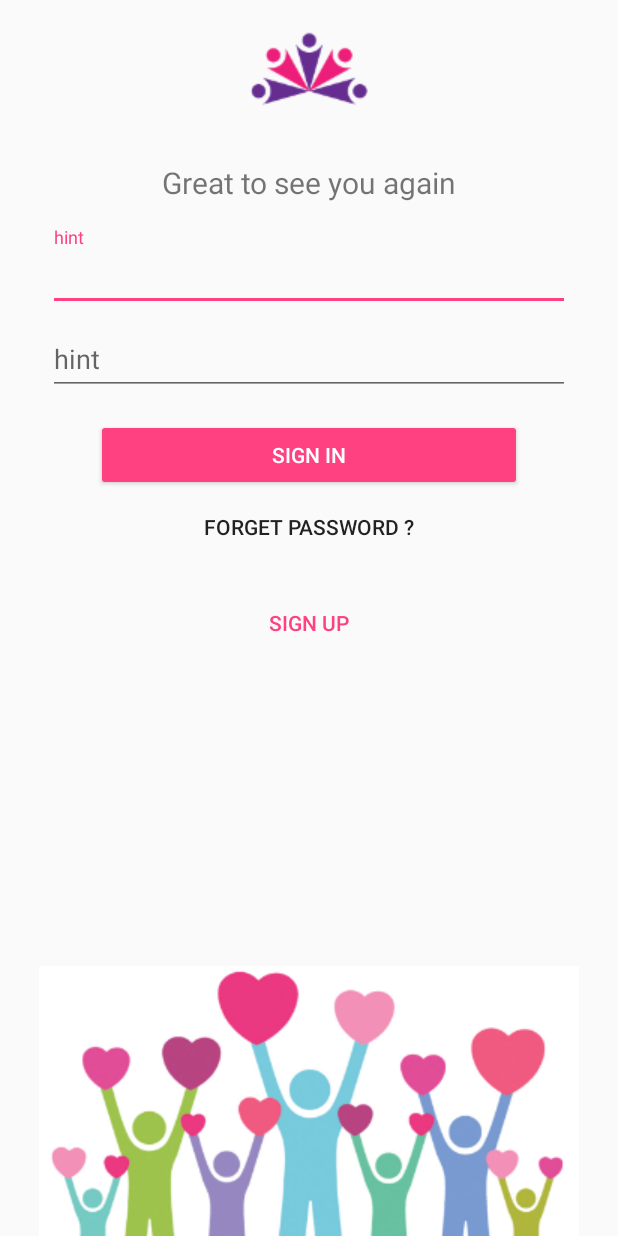
After one commit to MahmoodAliL/volunteer, an Android app: the fragment SigninFragment shown on its own in the app's theme, on a phone screen of 412 x 824 dp. The commit adds this screen. Run offline under Robolectric (Android 15) with nearby library versions, the light colour scheme and no system bars.

Commit message:
add sign in and sign up package

```diff
--- a/app/build.gradle
+++ b/app/build.gradle
@@ -35,8 +35,7 @@ android {
 
 dependencies {
     implementation fileTree(dir: 'libs', include: ['*.jar'])
-    implementation"org.jetbrains.kotlin:kotlin-stdlib-jre7:$kotlin_version"
-
+    implementation "org.jetbrains.kotlin:kotlin-stdlib-jre7:$kotlin_version"
 
     // support lib
     implementation "com.android.support:appcompat-v7:$support_version"
@@ -57,6 +56,7 @@ dependencies {
 
     // dagger2
     implementation "com.google.dagger:dagger:$dagger2_version"
+    implementation 'com.android.support:support-v4:27.0.2'
     kapt "com.google.dagger:dagger-compiler:$dagger2_version"
 
     // firebase
--- a/app/src/main/AndroidManifest.xml
+++ b/app/src/main/AndroidManifest.xml
@@ -10,11 +10,11 @@
         android:roundIcon="@mipmap/ic_launcher_round"
         android:supportsRtl="true"
         android:theme="@style/AppTheme">
-        <activity android:name="com.teaml.iq.volunteer.ui.splash.SplashActivity"
-            android:theme="@style/SplashTheme">
-
-        </activity>
-        <activity android:name=".ui.intro.MainIntroActivity"
+        <activity
+            android:name=".ui.splash.SplashActivity"
+            android:theme="@style/SplashTheme"></activity>
+        <activity
+            android:name=".ui.intro.MainIntroActivity"
             android:theme="@style/Theme.Intro">
             <intent-filter>
                 <action android:name="android.intent.action.MAIN" />
@@ -22,8 +22,7 @@
                 <category android:name="android.intent.category.LAUNCHER" />
             </intent-filter>
         </activity>
-
+        <activity android:name=".ui.signup.RegisterActivity"></activity>
     </application>
 
-
 </manifest>
--- /dev/null
+++ b/app/src/main/java/com/teaml/iq/volunteer/ui/signin/SigninFragment.kt
@@ -0,0 +1,25 @@
+package com.teaml.iq.volunteer.ui.signin
+
+
+import android.os.Bundle
+import android.support.v4.app.Fragment
+import android.view.LayoutInflater
+import android.view.View
+import android.view.ViewGroup
+
+import com.teaml.iq.volunteer.R
+
+
+/**
+ * A simple [Fragment] subclass.
+ */
+class SigninFragment : Fragment() {
+
+
+    override fun onCreateView(inflater: LayoutInflater, container: ViewGroup?,
+                              savedInstanceState: Bundle?): View? {
+        // Inflate the layout for this fragment
+        return inflater.inflate(R.layout.fragment_signin, container, false)
+    }
+
+}// Required empty public constructor
--- /dev/null
+++ b/app/src/main/java/com/teaml/iq/volunteer/ui/signin/SigninMvpPresenter.kt
@@ -0,0 +1,10 @@
+package com.teaml.iq.volunteer.ui.signin
+
+import com.teaml.iq.volunteer.ui.base.MvpPresenter
+
+/**
+ * Created by ali on 2/1/2018.
+ */
+interface SigninMvpPresenter<V : SigninMvpView> : MvpPresenter<V> {
+
+}
--- /dev/null
+++ b/app/src/main/java/com/teaml/iq/volunteer/ui/signin/SigninMvpView.kt
@@ -0,0 +1,9 @@
+package com.teaml.iq.volunteer.ui.signin
+
+import com.teaml.iq.volunteer.ui.base.MvpView
+
+/**
+ * Created by ali on 2/1/2018.
+ */
+interface SigninMvpView : MvpView{
+}
--- /dev/null
+++ b/app/src/main/java/com/teaml/iq/volunteer/ui/signin/SigninPresenter.kt
@@ -0,0 +1,12 @@
+package com.teaml.iq.volunteer.ui.signin
+
+import com.teaml.iq.volunteer.data.DataManager
+import com.teaml.iq.volunteer.ui.base.BasePresenter
+import javax.inject.Inject
+
+/**
+ * Created by ali on 2/1/2018.
+ */
+class SigninPresenter<V : SigninMvpView> @Inject constructor(dataManager: DataManager)
+    : BasePresenter<V>(dataManager) , SigninMvpPresenter<V>{
+}
--- /dev/null
+++ b/app/src/main/java/com/teaml/iq/volunteer/ui/signup/SignupFragment.kt
@@ -0,0 +1,21 @@
+package com.teaml.iq.volunteer.ui.signup
+
+import android.os.Bundle
+import android.support.v4.app.Fragment
+import android.view.LayoutInflater
+import android.view.View
+import android.view.ViewGroup
+
+import com.teaml.iq.volunteer.R
+
+
+class SignupFragment : Fragment() {
+
+
+    override fun onCreateView(inflater: LayoutInflater, container: ViewGroup?,
+                              savedInstanceState: Bundle?): View? {
+        // Inflate the layout for this fragment
+        return inflater.inflate(R.layout.fragment_signup, container, false)
+    }
+
+}// Required empty public constructor
--- /dev/null
+++ b/app/src/main/java/com/teaml/iq/volunteer/ui/signup/SignupMvpPresenter.kt
@@ -0,0 +1,9 @@
+package com.teaml.iq.volunteer.ui.signup
+
+import com.teaml.iq.volunteer.ui.base.MvpPresenter
+
+/**
+ * Created by ali on 2/1/2018.
+ */
+interface SignupMvpPresenter<V : SignupMvpView> : MvpPresenter<V> {
+}
--- /dev/null
+++ b/app/src/main/java/com/teaml/iq/volunteer/ui/signup/SignupMvpView.kt
@@ -0,0 +1,9 @@
+package com.teaml.iq.volunteer.ui.signup
+
+import com.teaml.iq.volunteer.ui.base.MvpView
+
+/**
+ * Created by ali on 2/1/2018.
+ */
+interface SignupMvpView : MvpView {
+}
--- /dev/null
+++ b/app/src/main/java/com/teaml/iq/volunteer/ui/signup/SignupPresenter.kt
@@ -0,0 +1,15 @@
+package com.teaml.iq.volunteer.ui.signup
+
+import com.teaml.iq.volunteer.data.DataManager
+import com.teaml.iq.volunteer.ui.base.BasePresenter
+import javax.inject.Inject
+
+/**
+ * Created by ali on 2/1/2018.
+ */
+class SignupPresenter<V : SignupMvpView> @Inject constructor(dataManager: DataManager)
+    : BasePresenter<V>(dataManager) , SignupMvpPresenter<V>  {
+
+
+
+}
--- /dev/null
+++ b/app/src/main/res/layout/fragment_signin.xml
@@ -0,0 +1,116 @@
+<android.support.constraint.ConstraintLayout xmlns:android="http://schemas.android.com/apk/res/android"
+    xmlns:app="http://schemas.android.com/apk/res-auto"
+    xmlns:tools="http://schemas.android.com/tools"
+    android:id="@+id/frameLayout"
+    android:layout_width="match_parent"
+    android:layout_height="match_parent"
+    tools:context="com.teaml.iq.volunteer.ui.signin.SigninFragment">
+
+    <!-- TODO: Update blank fragment layout -->
+
+    <ImageView
+        android:id="@+id/imgLogo"
+        android:layout_width="wrap_content"
+        android:layout_height="wrap_content"
+        android:layout_marginTop="8dp"
+        android:src="@drawable/logo"
+        app:layout_constraintLeft_toLeftOf="parent"
+        app:layout_constraintRight_toRightOf="parent"
+        app:layout_constraintTop_toTopOf="parent"
+        />
+
+    <TextView
+        android:id="@+id/textView"
+        android:layout_width="wrap_content"
+        android:layout_height="0dp"
+        android:layout_marginTop="20dp"
+        android:text="Great to see you again"
+        android:textSize="20sp"
+        app:layout_constraintLeft_toLeftOf="parent"
+        app:layout_constraintRight_toRightOf="parent"
+        app:layout_constraintTop_toBottomOf="@+id/imgLogo" />
+
+
+
+    <android.support.design.widget.TextInputLayout
+        android:id="@+id/tilEmail"
+        android:layout_width="0dp"
+        android:layout_height="wrap_content"
+        android:layout_marginEnd="32dp"
+        android:layout_marginStart="32dp"
+        android:layout_marginTop="16dp"
+        app:layout_constraintEnd_toEndOf="parent"
+        app:layout_constraintStart_toStartOf="parent"
+        app:layout_constraintTop_toBottomOf="@+id/textView">
+
+        <android.support.design.widget.TextInputEditText
+            android:id="@+id/editEmail"
+            android:layout_width="match_parent"
+            android:layout_height="wrap_content"
+            android:hint="hint" />
+    </android.support.design.widget.TextInputLayout>
+
+    <android.support.design.widget.TextInputLayout
+        android:id="@+id/tilPassword"
+        android:layout_width="0dp"
+        android:layout_height="wrap_content"
+        android:layout_marginEnd="32dp"
+        android:layout_marginStart="32dp"
+        app:layout_constraintEnd_toEndOf="parent"
+        app:layout_constraintStart_toStartOf="parent"
+        app:layout_constraintTop_toBottomOf="@+id/tilEmail">
+
+        <android.support.design.widget.TextInputEditText
+            android:id="@+id/editPassword"
+            android:layout_width="match_parent"
+            android:layout_height="wrap_content"
+            android:hint="hint" />
+    </android.support.design.widget.TextInputLayout>
+
+    <Button
+        android:id="@+id/btnSignin"
+        style="@style/Widget.AppCompat.Button.Colored"
+        android:layout_width="0dp"
+        android:layout_height="wrap_content"
+        android:layout_marginEnd="64dp"
+        android:layout_marginStart="64dp"
+        android:layout_marginTop="16dp"
+        android:text="Sign in"
+        app:layout_constraintEnd_toEndOf="parent"
+        app:layout_constraintStart_toStartOf="parent"
+        app:layout_constraintTop_toBottomOf="@+id/tilPassword" />
+
+    <Button
+        android:id="@+id/btnForgetPassword"
+        android:layout_width="wrap_content"
+        android:layout_height="wrap_content"
+        android:text="Forget Password ?"
+        style="@style/Widget.AppCompat.Button.Borderless"
+        app:layout_constraintLeft_toLeftOf="parent"
+        app:layout_constraintRight_toRightOf="parent"
+        app:layout_constraintTop_toBottomOf="@+id/btnSignin"
+
+        />
+    <Button
+        android:id="@+id/btnSignup"
+        android:layout_width="wrap_content"
+        android:layout_height="wrap_content"
+        android:text="Sign up"
+        style="@style/Widget.AppCompat.Button.Borderless.Colored"
+        android:layout_marginTop="16dp"
+        app:layout_constraintLeft_toLeftOf="parent"
+        app:layout_constraintRight_toRightOf="parent"
+        app:layout_constraintTop_toBottomOf="@+id/btnForgetPassword"
+
+        />
+    <ImageView
+        android:id="@+id/imgAnimateBottom"
+        android:layout_width="wrap_content"
+        android:layout_height="wrap_content"
+        android:src="@drawable/animate_bottom_image"
+        app:layout_constraintEnd_toEndOf="parent"
+        app:layout_constraintStart_toStartOf="parent"
+        app:layout_constraintBottom_toBottomOf="parent"
+        />
+
+</android.support.constraint.ConstraintLayout>
--- /dev/null
+++ b/app/src/main/res/layout/fragment_signup.xml
@@ -0,0 +1,13 @@
+<FrameLayout xmlns:android="http://schemas.android.com/apk/res/android"
+    xmlns:tools="http://schemas.android.com/tools"
+    android:layout_width="match_parent"
+    android:layout_height="match_parent"
+    tools:context="com.teaml.iq.volunteer.ui.signup.SignupFragment">
+
+    <!-- TODO: Update blank fragment layout -->
+    <TextView
+        android:layout_width="match_parent"
+        android:layout_height="match_parent"
+        android:text="@string/hello_blank_fragment" />
+
+</FrameLayout>
--- a/app/src/main/res/values/strings.xml
+++ b/app/src/main/res/values/strings.xml
@@ -3,4 +3,7 @@
 
     <!--App Message -->
     <string name="some_error">Some error occurred!</string>
+
+    <!-- TODO: Remove or change this placeholder text -->
+    <string name="hello_blank_fragment">Hello blank fragment</string>
 </resources>
--- a/app/src/main/res/values/styles.xml
+++ b/app/src/main/res/values/styles.xml
@@ -8,7 +8,7 @@
     </style>
 
     <!-- Base application theme. -->
-    <style name="AppTheme" parent="Theme.AppCompat.Light.DarkActionBar">
+    <style name="AppTheme" parent="Theme.AppCompat.Light.NoActionBar">
         <!-- Customize your theme here. -->
         <item name="colorPrimary">@color/colorPrimary</item>
         <item name="colorPrimaryDark">@color/colorPrimaryDark</item>
```
Also changed, not shown: app/src/main/res/drawable/animate_bottom_image.png (added), app/src/main/res/drawable/logo.png (added).
